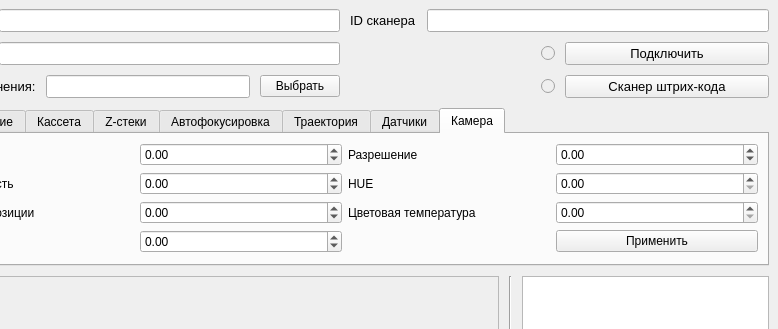
The window that gui.ui (abigeev5/test_application) describes before a commit, drawn with Qt 5; both pictures show x 88 to 866 and y 0 to 329 of the 866 by 683 pixel window.
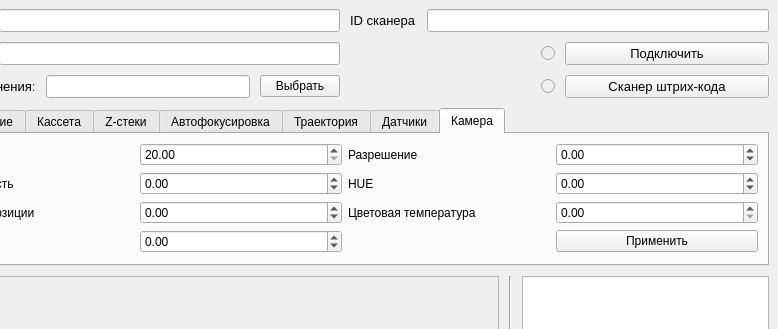
The same window after the commit. The open tabs and pages were chosen to show the change.

What changed in the file:
```diff
--- a/gui.ui
+++ b/gui.ui
@@ -786,10 +786,10 @@
           <item row="0" column="1">
            <widget class="QDoubleSpinBox" name="spinbox_gamma">
             <property name="minimum">
-             <double>-1000000.000000000000000</double>
+             <double>20.000000000000000</double>
             </property>
             <property name="maximum">
-             <double>1000000.000000000000000</double>
+             <double>180.000000000000000</double>
             </property>
            </widget>
           </item>
@@ -876,7 +876,14 @@
            </widget>
           </item>
           <item row="1" column="3">
-           <widget class="QDoubleSpinBox" name="spinbox_hue"/>
+           <widget class="QDoubleSpinBox" name="spinbox_hue">
+            <property name="minimum">
+             <double>-180.000000000000000</double>
+            </property>
+            <property name="maximum">
+             <double>180.000000000000000</double>
+            </property>
+           </widget>
           </item>
           <item row="2" column="3">
            <widget class="QDoubleSpinBox" name="spinbox_imtemp"/>
```
Left out of the diff: 34 changed lines with no effect on the pictures.
